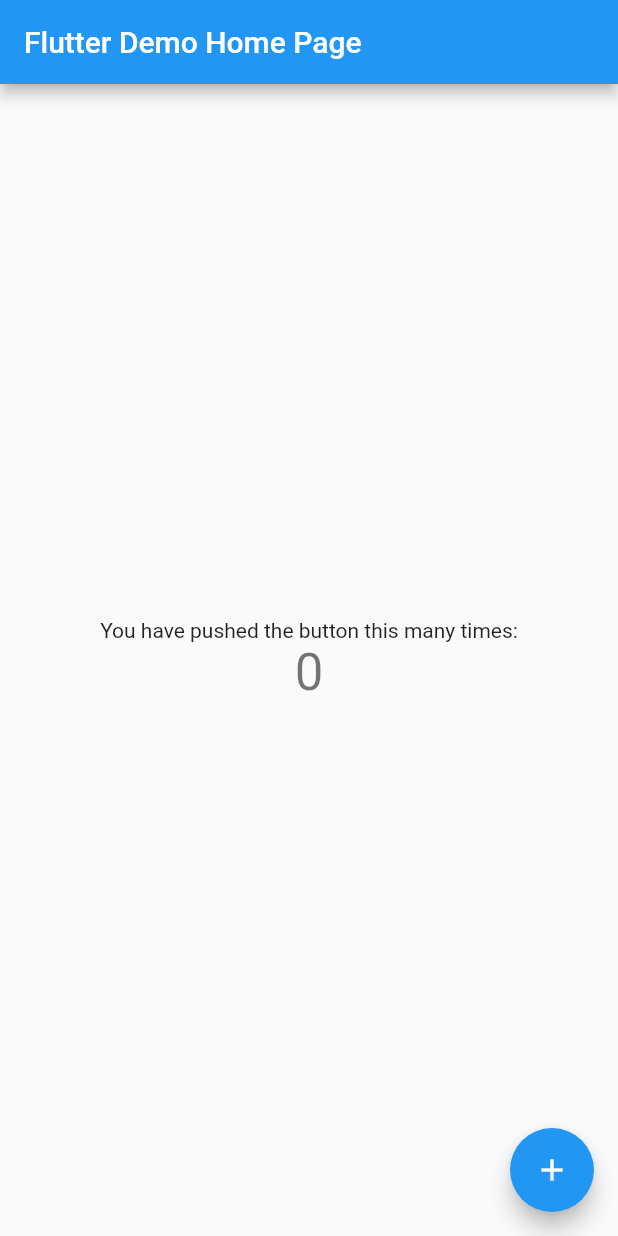
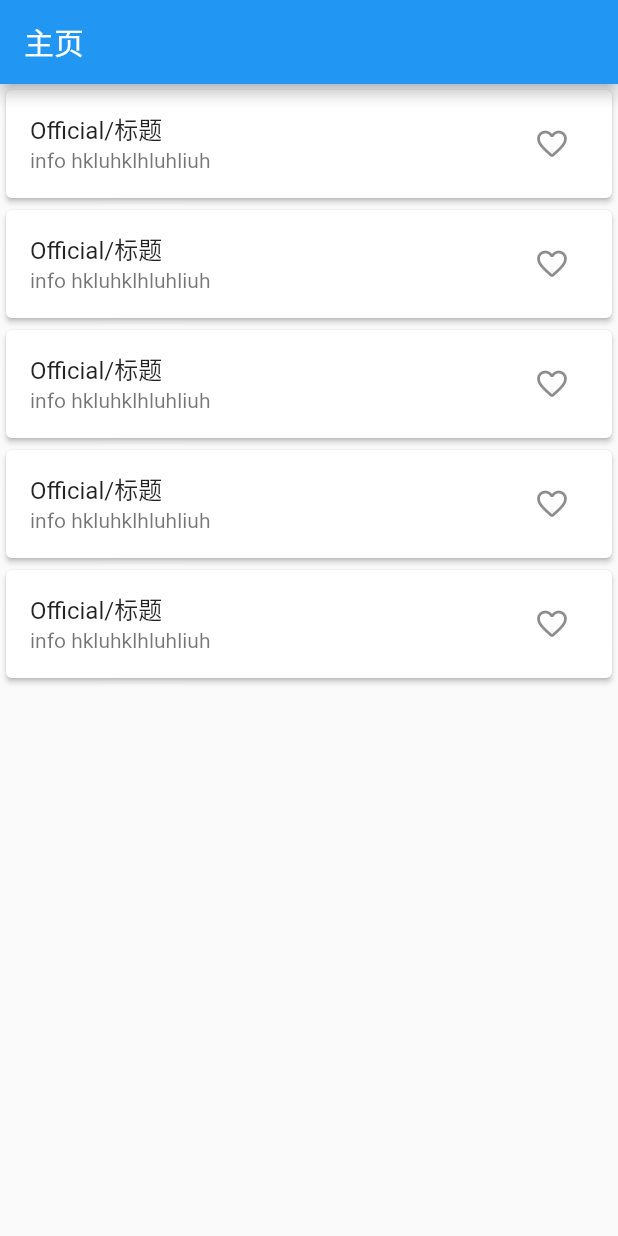
Before and after one commit to yang-lile/ddm_client, a Flutter app: the screen it shows after launch, on a phone screen of 412 x 824 dp. Run offline on Flutter 3.47's test engine with Material 2 defaults, Android fonts, the phone set to English and light mode, and no system bars; our stand-ins replace get.

Commit message:
add base page

```diff
--- a/lib/main.dart
+++ b/lib/main.dart
@@ -1,113 +1,13 @@
+import 'package:ddm_client/pages/main_page.dart';
 import 'package:flutter/material.dart';
+import 'package:get/get.dart';
 
-void main() {
-  runApp(MyApp());
-}
-
-class MyApp extends StatelessWidget {
-  // This widget is the root of your application.
-  @override
-  Widget build(BuildContext context) {
-    return MaterialApp(
-      title: 'Flutter Demo',
-      theme: ThemeData(
-        // This is the theme of your application.
-        //
-        // Try running your application with "flutter run". You'll see the
-        // application has a blue toolbar. Then, without quitting the app, try
-        // changing the primarySwatch below to Colors.green and then invoke
-        // "hot reload" (press "r" in the console where you ran "flutter run",
-        // or simply save your changes to "hot reload" in a Flutter IDE).
-        // Notice that the counter didn't reset back to zero; the application
-        // is not restarted.
-        primarySwatch: Colors.blue,
+void main() => runApp(
+      GetMaterialApp(
+        title: 'DDM',
+        initialRoute: '/',
+        getPages: [
+          GetPage(name: '/', page: () => MainPage()),
+        ],
       ),
-      home: MyHomePage(title: 'Flutter Demo Home Page'),
     );
-  }
-}
-
-class MyHomePage extends StatefulWidget {
-  MyHomePage({Key key, this.title}) : super(key: key);
-
-  // This widget is the home page of your application. It is stateful, meaning
-  // that it has a State object (defined below) that contains fields that affect
-  // how it looks.
-
-  // This class is the configuration for the state. It holds the values (in this
-  // case the title) provided by the parent (in this case the App widget) and
-  // used by the build method of the State. Fields in a Widget subclass are
-  // always marked "final".
-
-  final String title;
-
-  @override
-  _MyHomePageState createState() => _MyHomePageState();
-}
-
-class _MyHomePageState extends State<MyHomePage> {
-  int _counter = 0;
-
-  void _incrementCounter() {
-    setState(() {
-      // This call to setState tells the Flutter framework that something has
-      // changed in this State, which causes it to rerun the build method below
-      // so that the display can reflect the updated values. If we changed
-      // _counter without calling setState(), then the build method would not be
-      // called again, and so nothing would appear to happen.
-      _counter++;
-    });
-  }
-
-  @override
-  Widget build(BuildContext context) {
-    // This method is rerun every time setState is called, for instance as done
-    // by the _incrementCounter method above.
-    //
-    // The Flutter framework has been optimized to make rerunning build methods
-    // fast, so that you can just rebuild anything that needs updating rather
-    // than having to individually change instances of widgets.
-    return Scaffold(
-      appBar: AppBar(
-        // Here we take the value from the MyHomePage object that was created by
-        // the App.build method, and use it to set our appbar title.
-        title: Text(widget.title),
-      ),
-      body: Center(
-        // Center is a layout widget. It takes a single child and positions it
-        // in the middle of the parent.
-        child: Column(
-          // Column is also a layout widget. It takes a list of children and
-          // arranges them vertically. By default, it sizes itself to fit its
-          // children horizontally, and tries to be as tall as its parent.
-          //
-          // Invoke "debug painting" (press "p" in the console, choose the
-          // "Toggle Debug Paint" action from the Flutter Inspector in Android
-          // Studio, or the "Toggle Debug Paint" command in Visual Studio Code)
-          // to see the wireframe for each widget.
-          //
-          // Column has various properties to control how it sizes itself and
-          // how it positions its children. Here we use mainAxisAlignment to
-          // center the children vertically; the main axis here is the vertical
-          // axis because Columns are vertical (the cross axis would be
-          // horizontal).
-          mainAxisAlignment: MainAxisAlignment.center,
-          children: <Widget>[
-            Text(
-              'You have pushed the button this many times:',
-            ),
-            Text(
-              '$_counter',
-              style: Theme.of(context).textTheme.headline4,
-            ),
-          ],
-        ),
-      ),
-      floatingActionButton: FloatingActionButton(
-        onPressed: _incrementCounter,
-        tooltip: 'Increment',
-        child: Icon(Icons.add),
-      ), // This trailing comma makes auto-formatting nicer for build methods.
-    );
-  }
-}
--- /dev/null
+++ b/lib/pages/main_page.dart
@@ -0,0 +1,54 @@
+import 'package:flutter/material.dart';
+
+class MainPage extends StatelessWidget {
+  @override
+  Widget build(BuildContext context) {
+    return Scaffold(
+      appBar: AppBar(
+        title: Text('主页'),
+      ),
+      body: DataManager(),
+    );
+  }
+}
+
+class DataManager extends StatelessWidget {
+  const DataManager({
+    Key key,
+  }) : super(key: key);
+
+  @override
+  Widget build(BuildContext context) {
+    return ListView.builder(
+      itemCount: 5,
+      itemBuilder: (context, index) {
+        return RulerCard();
+      },
+    );
+  }
+}
+
+class RulerCard extends StatelessWidget {
+  const RulerCard({Key key}) : super(key: key);
+
+  @override
+  Widget build(BuildContext context) {
+    return Card(
+      elevation: 1.5,
+      child: ListTile(
+        title: Text('Official/标题'),
+        subtitle: Text('info hkluhklhluhliuh'),
+        trailing:  IconButton(
+            // like
+            // icon: Icon(Icons.favorite_rounded),
+            // color: Colors.pink[400],
+            // dislike
+            icon:Icon(Icons.favorite_outline_rounded),
+            // color: Color.,
+            onPressed: () {},
+          ),
+        onTap: () {},
+      ),
+    );
+  }
+}
```
Also changed, not shown: pubspec.yaml (+1 -9 lines), pubspec.lock, 1 other file.
